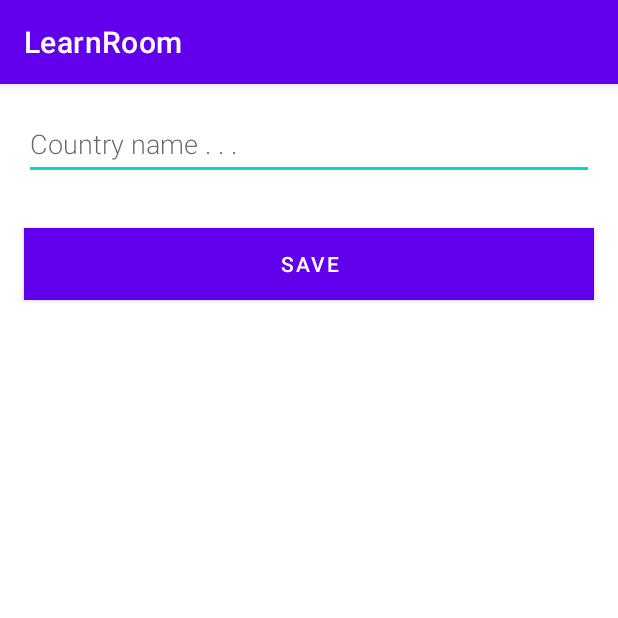
After one commit to MatteusSouza/countries, an Android app: the NewCountryActivity screen opened directly, with no data from a screen before it, on a phone screen of 412 x 824 dp, the top half of it. The commit adds this screen. Run offline under Robolectric (Android 15) with nearby library versions, the phone set to English and light mode, and no system bars.

Commit message:
NewCountryActivity added

```diff
--- a/app/src/main/AndroidManifest.xml
+++ b/app/src/main/AndroidManifest.xml
@@ -10,6 +10,7 @@
         android:roundIcon="@mipmap/ic_launcher_round"
         android:supportsRtl="true"
         android:theme="@style/Theme.LearnRoom">
+        <activity android:name=".NewCountryActivity" />
         <activity android:name=".MainActivity">
             <intent-filter>
                 <action android:name="android.intent.action.MAIN" />
--- /dev/null
+++ b/app/src/main/java/com/mattsouza/learnroom/NewCountryActivity.kt
@@ -0,0 +1,37 @@
+package com.mattsouza.learnroom
+
+import android.app.Activity
+import android.content.Intent
+import androidx.appcompat.app.AppCompatActivity
+import android.os.Bundle
+import android.text.TextUtils
+import android.widget.Button
+import android.widget.EditText
+
+class NewCountryActivity : AppCompatActivity() {
+
+    private lateinit var editWordView: EditText
+
+    override fun onCreate(savedInstanceState: Bundle?) {
+        super.onCreate(savedInstanceState)
+        setContentView(R.layout.activity_new_country)
+        editWordView = findViewById(R.id.edit_word)
+
+        val button = findViewById<Button>(R.id.button_save)
+        button.setOnClickListener {
+            val replyIntent = Intent()
+            if (TextUtils.isEmpty(editWordView.text)) {
+                setResult(Activity.RESULT_CANCELED, replyIntent)
+            } else {
+                val word = editWordView.text.toString()
+                replyIntent.putExtra(EXTRA_REPLY, word)
+                setResult(Activity.RESULT_OK, replyIntent)
+            }
+            finish()
+        }
+    }
+
+    companion object {
+        const val EXTRA_REPLY = "com.example.android.wordlistsql.REPLY"
+    }
+}
--- /dev/null
+++ b/app/src/main/res/layout/activity_new_country.xml
@@ -0,0 +1,29 @@
+<?xml version="1.0" encoding="utf-8"?>
+<LinearLayout xmlns:android="http://schemas.android.com/apk/res/android"
+    xmlns:tools="http://schemas.android.com/tools"
+    android:layout_width="match_parent"
+    android:layout_height="match_parent"
+    tools:context=".NewCountryActivity"
+    android:orientation="vertical">
+
+    <EditText
+        android:id="@+id/edit_word"
+        android:layout_width="match_parent"
+        android:layout_height="wrap_content"
+        android:minHeight="@dimen/min_height"
+        android:fontFamily="sans-serif-light"
+        android:hint="@string/hint_country"
+        android:inputType="textAutoComplete"
+        android:layout_margin="@dimen/big_padding"
+        android:textSize="18sp" />
+
+    <Button
+        android:id="@+id/button_save"
+        android:layout_width="match_parent"
+        android:layout_height="wrap_content"
+        android:background="@color/purple_500"
+        android:text="@string/button_save"
+        android:layout_margin="@dimen/big_padding"
+        android:textColor="@color/white" />
+
+</LinearLayout>
--- a/app/src/main/res/values/dimens.xml
+++ b/app/src/main/res/values/dimens.xml
@@ -2,5 +2,6 @@
 <resources>
 
     <dimen name="big_padding">16dp</dimen>
+    <dimen name="min_height">48dp</dimen>
 
 </resources>
--- a/app/src/main/res/values/strings.xml
+++ b/app/src/main/res/values/strings.xml
@@ -1,4 +1,8 @@
 <resources>
     <string name="app_name">LearnRoom</string>
     <string name="add_country">Add Country</string>
+    <string name="hint_country">Country name . . .</string>
+    <string name="button_save">Save</string>
+    <string name="empty_not_saved">Country name not saved because it is empty.</string>
+    <string name="add_word">Add country</string>
 </resources>
```
